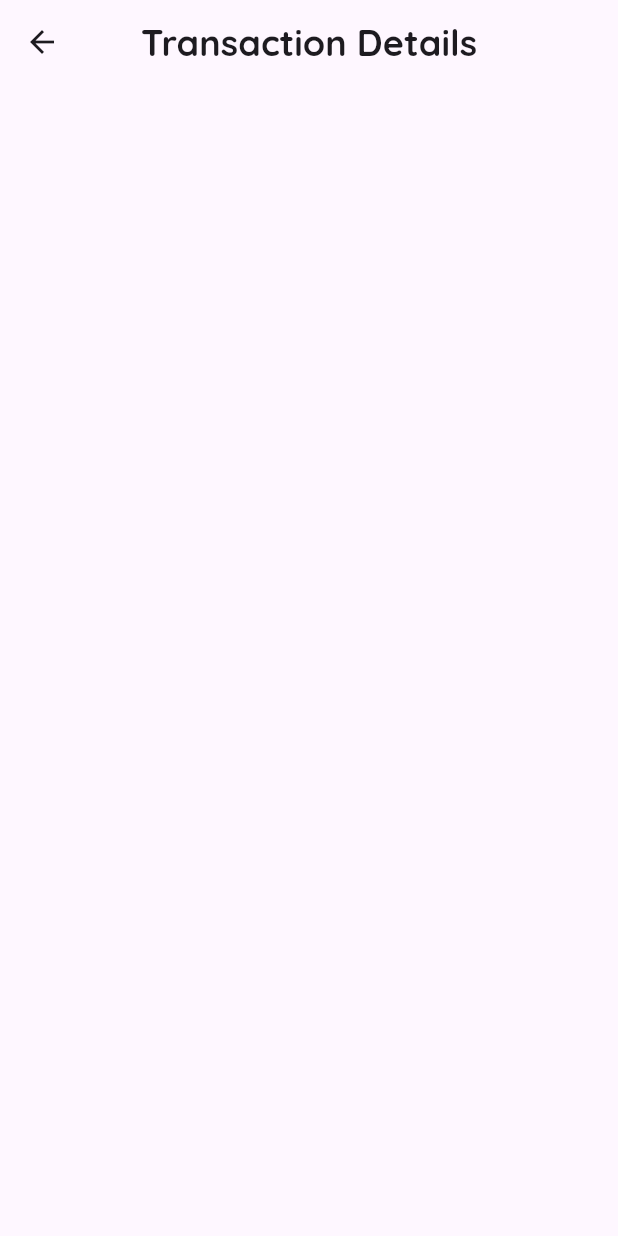
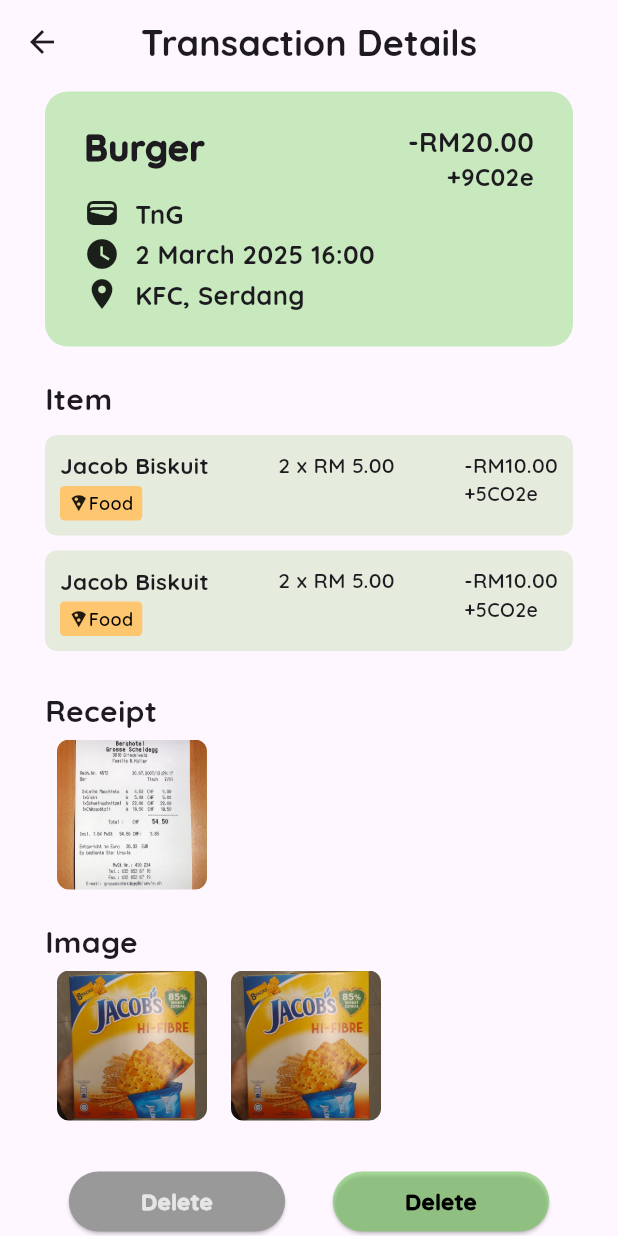
Before and after one commit to junhubdotcom/steadypunpipi_kitahack, a Flutter app: the TransactionDetails screen opened directly, on a phone screen of 412 x 824 dp. Run offline on Flutter 3.47's test engine with Material 3 defaults, Android fonts, the phone set to English and light mode, and no system bars; our stand-ins replace custom_sliding_segmented_control, dash_chat_2, dashed_circular_progress_bar, flutter_gemini, flutter_speed_dial, google_fonts and 3 more.

Commit message:
transaction_details ui done

```diff
--- /dev/null
+++ b/lib/screens/transaction/record_transaction.dart
@@ -0,0 +1,96 @@
+import 'package:flutter/material.dart';
+import 'package:google_fonts/google_fonts.dart';
+import 'package:steadypunpipi_vhack/widgets/transaction_widgets/small_title.dart';
+
+class RecordTransaction extends StatefulWidget {
+  const RecordTransaction({super.key});
+
+  @override
+  State<RecordTransaction> createState() => _RecordTransactionState();
+}
+
+class _RecordTransactionState extends State<RecordTransaction> {
+  bool _isMultiple = false;
+  late TextEditingController transaction_name_controller;
+  late TextEditingController item_name_controller;
+  late TextEditingController single_price_controller;
+  late TextEditingController location_controller;
+
+  @override
+  void initState() {
+    // TODO: implement initState
+    transaction_name_controller = TextEditingController();
+    item_name_controller = TextEditingController();
+    single_price_controller = TextEditingController();
+    location_controller = TextEditingController();
+
+    super.initState();
+  }
+
+  @override
+  Widget build(BuildContext context) {
+    return Scaffold(
+      appBar: AppBar(
+        automaticallyImplyLeading: true,
+        centerTitle: true,
+        title: Text(
+          'Record Transaction',
+          style: GoogleFonts.quicksand(
+            fontWeight: FontWeight.bold,
+            fontSize: 24,
+          ),
+        ),
+      ),
+      body: SingleChildScrollView(
+        scrollDirection: Axis.vertical,
+        child: Padding(
+          padding: const EdgeInsets.symmetric(horizontal: 20, vertical: 5),
+          child: Column(
+            children: [
+              Row(
+                mainAxisAlignment: MainAxisAlignment.end,
+                children: [
+                  SizedBox(
+                    width: MediaQuery.of(context).size.width * 0.50,
+                    child: CheckboxListTile(
+                        activeColor: Colors.black,
+                        // contentPadding: EdgeInsets.zero,
+                        value: _isMultiple,
+                        controlAffinity: ListTileControlAffinity.leading,
+                        title: Text('Multiple Item',
+                            style: GoogleFonts.quicksand(
+                                textStyle: TextStyle(
+                                    fontSize: 16,
+                                    fontWeight: FontWeight.w600))),
+                        onChanged: (bool? newValue) {
+                          setState(() {
+                            _isMultiple = newValue ?? false;
+                          });
+                        }),
+                  ),
+                ],
+              ),
+              SmallTitle(title: "Transaction Name"),
+              TextField(
+                  controller: transaction_name_controller,
+                  style: TextStyle(
+                      fontWeight: FontWeight.w400,
+                      color: Colors.black,
+                      fontSize: 16),
+                  decoration: InputDecoration(
+                    border: OutlineInputBorder(
+                      borderRadius: BorderRadius.circular(5),
+                      borderSide: BorderSide.none,
+                    ),
+                    filled: true,
+                    fillColor: Color(0xffd9d9d9),
+                    contentPadding:
+                        EdgeInsets.symmetric(vertical: 10, horizontal: 10),
+                  ))
+            ],
+          ),
+        ),
+      ),
+    );
+  }
+}
--- a/lib/screens/transaction/transaction.dart
+++ b/lib/screens/transaction/transaction.dart
@@ -3,6 +3,7 @@ import 'package:flutter_speed_dial/flutter_speed_dial.dart';
 import 'package:google_fonts/google_fonts.dart';
 import 'package:intl/intl.dart';
 import 'package:month_picker_dialog/month_picker_dialog.dart';
+import 'package:steadypunpipi_vhack/screens/transaction/record_transaction.dart';
 import 'package:steadypunpipi_vhack/widgets/transaction_widgets/indicator.dart';
 import 'package:steadypunpipi_vhack/widgets/transaction_widgets/transaction_list.dart';
 
@@ -79,7 +80,10 @@ class _TransactionPageState extends State<TransactionPage> {
               Icons.edit,
               color: Colors.black,
             ),
-            onTap: () {},
+            onTap: () {
+              Navigator.push(context,
+                  MaterialPageRoute(builder: (context) => RecordTransaction()));
+            },
             shape: CircleBorder(),
             backgroundColor: Color(0xff92b977),
           ),
--- a/lib/screens/transaction/transaction_details.dart
+++ b/lib/screens/transaction/transaction_details.dart
@@ -1,5 +1,10 @@
 import 'package:flutter/material.dart';
 import 'package:google_fonts/google_fonts.dart';
+import 'package:steadypunpipi_vhack/widgets/transaction_widgets/description.dart';
+import 'package:steadypunpipi_vhack/widgets/transaction_widgets/details_button.dart';
+import 'package:steadypunpipi_vhack/widgets/transaction_widgets/image_row.dart';
+import 'package:steadypunpipi_vhack/widgets/transaction_widgets/item_container.dart';
+import 'package:steadypunpipi_vhack/widgets/transaction_widgets/small_title.dart';
 
 class TransactionDetails extends StatelessWidget {
   const TransactionDetails({super.key});
@@ -17,7 +22,97 @@ class TransactionDetails extends StatelessWidget {
         ),
         centerTitle: true,
       ),
-      body: Center(),
+      body: SingleChildScrollView(
+        scrollDirection: Axis.vertical,
+        child: Padding(
+          padding: const EdgeInsets.symmetric(horizontal: 30, vertical: 5),
+          child: Column(
+            mainAxisAlignment: MainAxisAlignment.start,
+            crossAxisAlignment: CrossAxisAlignment.start,
+            children: [
+              Container(
+                padding: EdgeInsets.symmetric(vertical: 20, horizontal: 26),
+                decoration: BoxDecoration(
+                    color: Color(0XFFC8E9BE),
+                    borderRadius: BorderRadius.circular(15)),
+                child: Column(
+                  children: [
+                    Row(
+                      crossAxisAlignment: CrossAxisAlignment.start,
+                      mainAxisAlignment: MainAxisAlignment.spaceBetween,
+                      children: [
+                        Text(
+                          'Burger',
+                          style: GoogleFonts.quicksand(
+                              textStyle: TextStyle(
+                                  fontWeight: FontWeight.w900, fontSize: 24)),
+                        ),
+                        Column(
+                          crossAxisAlignment: CrossAxisAlignment.end,
+                          children: [
+                            Text('-RM20.00',
+                                style: GoogleFonts.quicksand(
+                                    textStyle: TextStyle(
+                                        fontWeight: FontWeight.w800,
+                                        fontSize: 18))),
+                            Text('+9C02e',
+                                style: GoogleFonts.quicksand(
+                                    textStyle: TextStyle(
+                                        fontWeight: FontWeight.w800,
+                                        fontSize: 16)))
+                          ],
+                        )
+                      ],
+                    ),
+                    Description(icon: Icons.wallet, text: "TnG"),
+                    Description(
+                        icon: Icons.watch_later, text: "2 March 2025 16:00"),
+                    Description(icon: Icons.place, text: "KFC, Serdang"),
+                  ],
+                ),
+              ),
+              SmallTitle(title: "Item"),
+              ListView.builder(
+                itemCount: 2,
+                shrinkWrap: true,
+                physics: NeverScrollableScrollPhysics(),
+                itemBuilder: (context, index) {
+                  return ItemContainer();
+                },
+              ),
+              SmallTitle(title: "Receipt"),
+              ImageRow(imageList: [
+                'assets/images/receipt.jpg',
+              ]),
+              SmallTitle(title: "Image"),
+              ImageRow(imageList: [
+                'assets/images/biscuit2.jpg',
+                'assets/images/biscuit2.jpg'
+              ]),
+              SizedBox(
+                height: 30,
+              ),
+              Row(
+                mainAxisAlignment: MainAxisAlignment.spaceAround,
+                children: [
+                  DetailsButton(
+                      textColor: 0xffe6e6e6,
+                      buttonColor: 0xff999999,
+                      onPressed: () {
+                        Navigator.pop(context);
+                      }),
+                  DetailsButton(
+                      textColor: 0xff000000,
+                      buttonColor: 0xff999974c95c,
+                      onPressed: () {
+                        Navigator.pop(context);
+                      })
+                ],
+              )
+            ],
+          ),
+        ),
+      ),
     );
   }
 }
--- /dev/null
+++ b/lib/widgets/transaction_widgets/description.dart
@@ -0,0 +1,29 @@
+import 'package:flutter/material.dart';
+import 'package:google_fonts/google_fonts.dart';
+
+class Description extends StatelessWidget {
+  IconData icon;
+  String text;
+
+  Description({required this.icon, required this.text, super.key});
+
+  @override
+  Widget build(BuildContext context) {
+    return Padding(
+      padding: const EdgeInsets.only(bottom: 3),
+      child: Row(
+        children: [
+          Icon(icon),
+          SizedBox(
+            width: 10,
+          ),
+          Text(
+            text,
+            style: GoogleFonts.quicksand(
+                fontSize: 17, fontWeight: FontWeight.w700),
+          ),
+        ],
+      ),
+    );
+  }
+}
--- /dev/null
+++ b/lib/widgets/transaction_widgets/details_button.dart
@@ -0,0 +1,34 @@
+import 'package:flutter/material.dart';
+import 'package:google_fonts/google_fonts.dart';
+
+class DetailsButton extends StatelessWidget {
+  int textColor;
+  int buttonColor;
+  VoidCallback onPressed;
+
+  DetailsButton(
+      {required this.textColor,
+      required this.buttonColor,
+      required this.onPressed,
+      super.key});
+
+  @override
+  Widget build(BuildContext context) {
+    return Container(
+      width: MediaQuery.of(context).size.width * 0.35,
+      child: ElevatedButton(
+        onPressed: onPressed,
+        style: ElevatedButton.styleFrom(
+          backgroundColor: Color(buttonColor),
+        ),
+        child: Text(
+          'Delete',
+          style: GoogleFonts.quicksand(
+              color: Color(textColor),
+              fontWeight: FontWeight.w900,
+              fontSize: 15),
+        ),
+      ),
+    );
+  }
+}
--- /dev/null
+++ b/lib/widgets/transaction_widgets/image_row.dart
@@ -0,0 +1,31 @@
+import 'package:flutter/material.dart';
+
+class ImageRow extends StatelessWidget {
+  List<String> imageList;
+  ImageRow({required this.imageList, super.key});
+
+  @override
+  Widget build(BuildContext context) {
+    return SingleChildScrollView(
+      scrollDirection: Axis.horizontal,
+      child: Row(
+        mainAxisAlignment: MainAxisAlignment.start,
+        crossAxisAlignment: CrossAxisAlignment.start,
+        children: imageList.map((imagePath) {
+          return Padding(
+            padding: const EdgeInsets.symmetric(horizontal: 8),
+            child: ClipRRect(
+              borderRadius: BorderRadius.circular(8),
+              child: Image.asset(
+                fit: BoxFit.cover,
+                imageList[0],
+                height: 100,
+                width: 100,
+              ),
+            ),
+          );
+        }).toList(),
+      ),
+    );
+  }
+}
--- /dev/null
+++ b/lib/widgets/transaction_widgets/item_container.dart
@@ -0,0 +1,57 @@
+import 'package:flutter/material.dart';
+import 'package:google_fonts/google_fonts.dart';
+import 'package:steadypunpipi_vhack/widgets/transaction_widgets/label.dart';
+
+class ItemContainer extends StatelessWidget {
+  const ItemContainer({super.key});
+
+  @override
+  Widget build(BuildContext context) {
+    return Container(
+      margin: EdgeInsets.symmetric(vertical: 5),
+      padding: EdgeInsets.all(10),
+      decoration: BoxDecoration(
+          color: Color(0xffe5ecdd), borderRadius: BorderRadius.circular(8)),
+      child: Row(
+        mainAxisAlignment: MainAxisAlignment.spaceBetween,
+        crossAxisAlignment: CrossAxisAlignment.start,
+        children: [
+          Column(
+            crossAxisAlignment: CrossAxisAlignment.start,
+            mainAxisAlignment: MainAxisAlignment.spaceEvenly,
+            children: [
+              Text(
+                'Jacob Biskuit',
+                style: GoogleFonts.quicksand(
+                    fontWeight: FontWeight.w700, fontSize: 15),
+              ),
+              Label(),
+            ],
+          ),
+          Text(
+            '2 x RM 5.00',
+            style: GoogleFonts.quicksand(
+                fontWeight: FontWeight.w600, fontSize: 14),
+          ),
+          Column(
+            crossAxisAlignment: CrossAxisAlignment.start,
+            mainAxisAlignment: MainAxisAlignment.spaceEvenly,
+            children: [
+              Text(
+                '-RM10.00',
+                style: GoogleFonts.quicksand(
+                    fontWeight: FontWeight.w600, fontSize: 14),
+              ),
+              Text(
+                '+5CO2e',
+                style: GoogleFonts.quicksand(
+                    fontWeight: FontWeight.w600, fontSize: 13),
+              ),
+            ],
+          ),
+        ],
+      ),
+    );
+    ;
+  }
+}
--- /dev/null
+++ b/lib/widgets/transaction_widgets/small_title.dart
@@ -0,0 +1,22 @@
+import 'package:flutter/material.dart';
+import 'package:google_fonts/google_fonts.dart';
+
+class SmallTitle extends StatelessWidget {
+  String title;
+  SmallTitle({required this.title, super.key});
+
+  @override
+  Widget build(BuildContext context) {
+    return Padding(
+      padding: const EdgeInsets.only(top: 20, bottom: 5),
+      child: Align(
+        alignment: Alignment.centerLeft,
+        child: Text(
+          title,
+          style:
+              GoogleFonts.quicksand(fontSize: 20, fontWeight: FontWeight.w800),
+        ),
+      ),
+    );
+  }
+}
```
Also changed, not shown: assets/images/biscuit2.jpg (added), assets/images/jacob_biskuit.jpg (added), assets/images/receipt.jpg (added), pubspec.lock, 4 other files.
